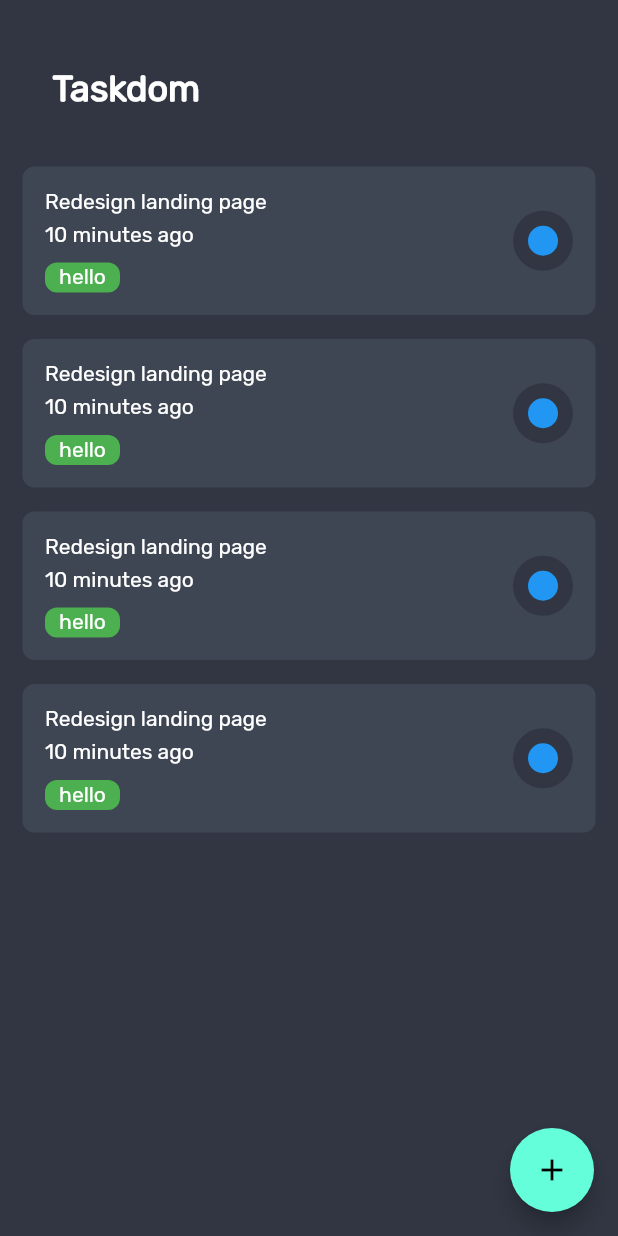
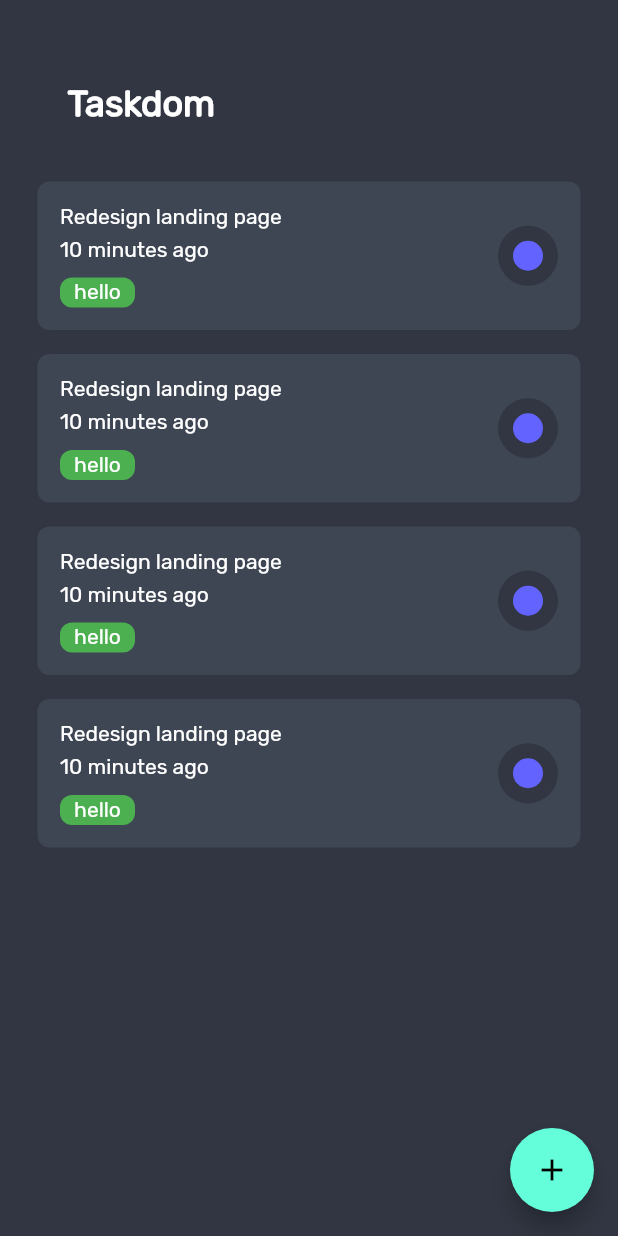
Before and after one commit to sammyodiagbe/tododorm, a Flutter app: the screen it shows after launch, on a phone screen of 412 x 824 dp. Run offline on Flutter 3.47's test engine with Material 2 defaults, Android fonts, the phone set to English and light mode, and no system bars.

Commit message:
working on design and all

```diff
--- a/lib/screens/taskScreen.dart
+++ b/lib/screens/taskScreen.dart
@@ -29,7 +29,7 @@ class TaskScreen extends StatelessWidget {
           },
         ),
         body: Padding(
-          padding: const EdgeInsets.all(15),
+          padding: const EdgeInsets.all(25),
           child: Column(
             children: [
               CustomNavigationBar(),
--- a/lib/widgets/customTaskTiles.dart
+++ b/lib/widgets/customTaskTiles.dart
@@ -89,7 +89,7 @@ class CustomRadioButton extends StatelessWidget {
           width: _childWidth,
           decoration: BoxDecoration(
             shape: BoxShape.circle,
-            color: Colors.blue,
+            color: Color(0xff6364FF),
           ),
         ),
       ),
```
